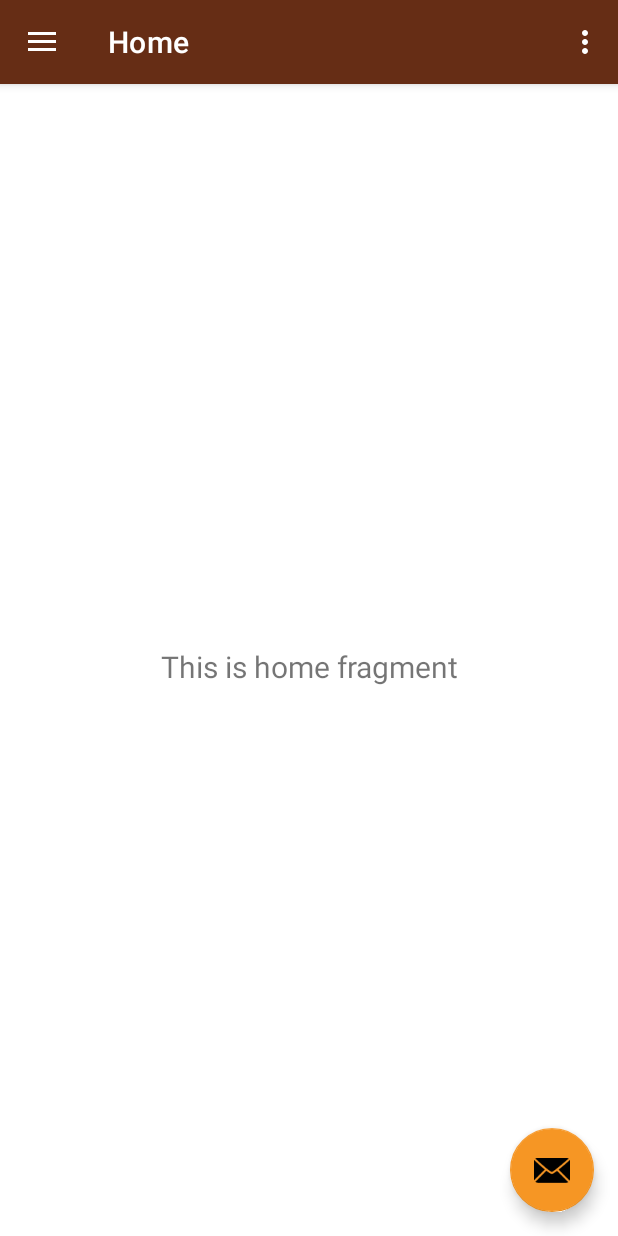
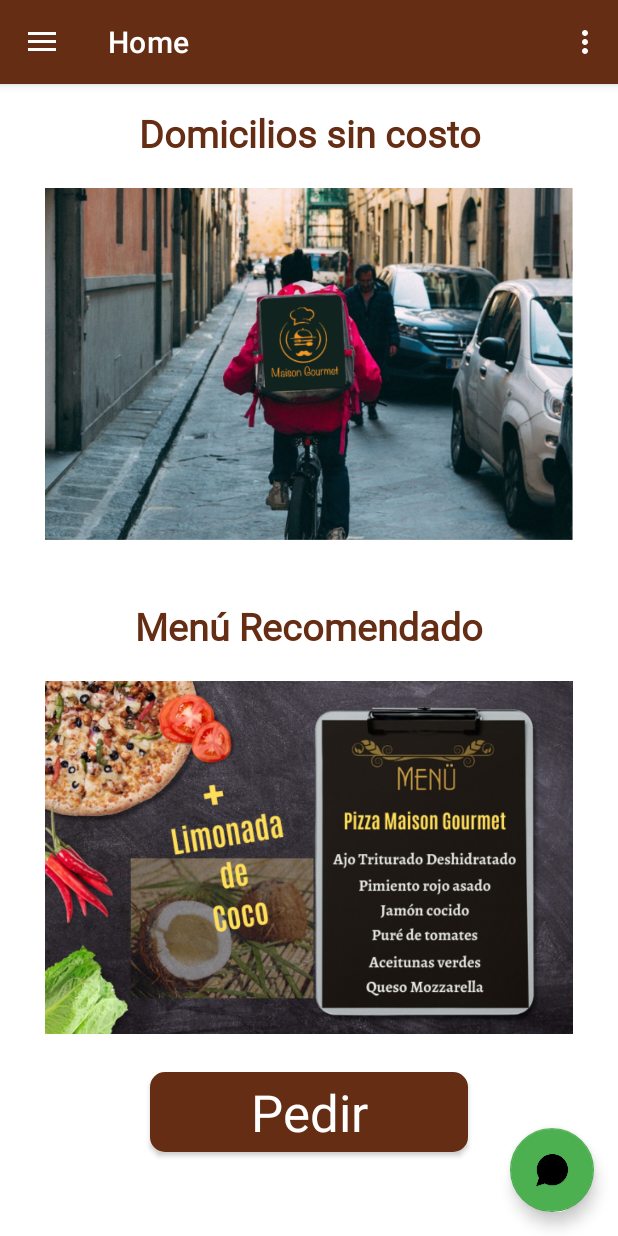
Before and after one commit to joswald123/RestaurantApp2, an Android app: the screen it shows after launch (MainActivity), on a phone screen of 412 x 824 dp. Run offline under Robolectric (Android 15) with nearby library versions, the phone set to English and light mode, and no system bars; our stand-ins replace navigation-ui.

Commit message:
Se diseña el menú Home

```diff
--- a/app/src/main/java/usa/sesion1/reto2/MainActivity.java
+++ b/app/src/main/java/usa/sesion1/reto2/MainActivity.java
@@ -4,6 +4,7 @@
 import android.view.View;
 import android.view.Menu;
 
+import com.google.android.material.floatingactionbutton.FloatingActionButton;
 import com.google.android.material.snackbar.Snackbar;
 import com.google.android.material.navigation.NavigationView;
 
@@ -20,6 +21,7 @@
 
     private AppBarConfiguration mAppBarConfiguration;
     private ActivityMainBinding binding;
+    //private FloatingActionButton fabWhatsapp;
 
     @Override
     protected void onCreate(Bundle savedInstanceState) {
@@ -31,10 +33,10 @@
 
         setSupportActionBar(binding.appBarMain.toolbar);
 
-        binding.appBarMain.fab.setOnClickListener(new View.OnClickListener() {
+        binding.appBarMain.fabWhatsapp.setOnClickListener(new View.OnClickListener() {
             @Override
             public void onClick(View view) {
-                Snackbar.make(view, "Contactanos", Snackbar.LENGTH_LONG)
+                Snackbar.make(view, "Pronto tomaremos tus pedidos por WhatsApp", Snackbar.LENGTH_LONG)
                         .setAction("Action", null).show();
             }
         });
--- a/app/src/main/java/usa/sesion1/reto2/ui/home/HomeFragment.java
+++ b/app/src/main/java/usa/sesion1/reto2/ui/home/HomeFragment.java
@@ -4,7 +4,9 @@
 import android.view.LayoutInflater;
 import android.view.View;
 import android.view.ViewGroup;
+import android.widget.Button;
 import android.widget.TextView;
+import android.widget.Toast;
 
 import androidx.annotation.NonNull;
 import androidx.annotation.Nullable;
@@ -19,6 +21,7 @@
 
     private HomeViewModel homeViewModel;
     private FragmentHomeBinding binding;
+    private Button btnPedirRecomendado;
 
     public View onCreateView(@NonNull LayoutInflater inflater,
                              ViewGroup container, Bundle savedInstanceState) {
@@ -28,13 +31,23 @@
         binding = FragmentHomeBinding.inflate(inflater, container, false);
         View root = binding.getRoot();
 
-        final TextView textView = binding.textHome;
-        homeViewModel.getText().observe(getViewLifecycleOwner(), new Observer<String>() {
+   //     final TextView textView = binding.textHome;
+   //     homeViewModel.getText().observe(getViewLifecycleOwner(), new Observer<String>() {
+   //         @Override
+   //         public void onChanged(@Nullable String s) {
+   //             textView.setText(s);
+   //         }
+   //     });
+
+        btnPedirRecomendado = (Button) binding.btnPedirRecomendado;
+
+        btnPedirRecomendado.setOnClickListener(new View.OnClickListener() {
             @Override
-            public void onChanged(@Nullable String s) {
-                textView.setText(s);
+            public void onClick(View v) {
+                Toast.makeText(getContext(), "Pronto podrás hacer tu pedido", Toast.LENGTH_SHORT).show();
             }
         });
+
         return root;
     }
 
@@ -43,4 +56,6 @@
         super.onDestroyView();
         binding = null;
     }
+
+
 }
--- a/app/src/main/res/layout/app_bar_main.xml
+++ b/app/src/main/res/layout/app_bar_main.xml
@@ -23,12 +23,15 @@
     <include layout="@layout/content_main" />
 
     <com.google.android.material.floatingactionbutton.FloatingActionButton
-        android:id="@+id/fab"
+        android:id="@+id/fabWhatsapp"
         android:layout_width="wrap_content"
         android:layout_height="wrap_content"
         android:layout_gravity="bottom|end"
         android:layout_marginEnd="@dimen/fab_margin"
         android:layout_marginBottom="16dp"
-        app:srcCompat="@android:drawable/ic_dialog_email" />
+        android:backgroundTint="#4CAF50"
+        app:backgroundTint="#4CAF50"
+        app:rippleColor="#FAFAFA"
+        app:srcCompat="@drawable/whatsapp" />
 
 </androidx.coordinatorlayout.widget.CoordinatorLayout>
--- a/app/src/main/res/layout/fragment_home.xml
+++ b/app/src/main/res/layout/fragment_home.xml
@@ -1,22 +1,98 @@
 <?xml version="1.0" encoding="utf-8"?>
-<androidx.constraintlayout.widget.ConstraintLayout xmlns:android="http://schemas.android.com/apk/res/android"
+<LinearLayout xmlns:android="http://schemas.android.com/apk/res/android"
     xmlns:app="http://schemas.android.com/apk/res-auto"
     xmlns:tools="http://schemas.android.com/tools"
     android:layout_width="match_parent"
     android:layout_height="match_parent"
+    android:orientation="vertical"
     tools:context=".ui.home.HomeFragment">
 
-    <TextView
-        android:id="@+id/text_home"
+
+    <ScrollView
         android:layout_width="match_parent"
-        android:layout_height="wrap_content"
-        android:layout_marginStart="8dp"
-        android:layout_marginTop="8dp"
-        android:layout_marginEnd="8dp"
-        android:textAlignment="center"
-        android:textSize="20sp"
-        app:layout_constraintBottom_toBottomOf="parent"
-        app:layout_constraintEnd_toEndOf="parent"
-        app:layout_constraintStart_toStartOf="parent"
-        app:layout_constraintTop_toTopOf="parent" />
-</androidx.constraintlayout.widget.ConstraintLayout>
+        android:layout_height="match_parent">
+
+        <LinearLayout
+            android:layout_width="match_parent"
+            android:layout_height="wrap_content"
+            android:orientation="vertical" >
+
+            <LinearLayout
+                android:layout_width="wrap_content"
+                android:layout_height="wrap_content"
+                android:orientation="vertical">
+
+                <TextView
+                    android:id="@+id/tvwDomicilios"
+                    android:layout_width="match_parent"
+                    android:layout_height="wrap_content"
+                    android:fontFamily="@font/robotoregular"
+                    android:paddingTop="15dp"
+                    android:text="Domicilios sin costo"
+                    android:textAlignment="center"
+                    android:textAppearance="@style/TextAppearance.AppCompat.Large"
+                    android:textColor="#662D15"
+                    android:textSize="25sp"
+                    android:textStyle="bold" />
+
+                <ImageView
+                    android:id="@+id/imgDomicilios"
+                    android:layout_width="wrap_content"
+                    android:layout_height="wrap_content"
+                    android:layout_marginTop="-70dp"
+                    android:paddingLeft="30dp"
+                    android:paddingRight="30dp"
+                    android:src="@drawable/domicilio" />
+
+
+            </LinearLayout>
+
+            <LinearLayout
+                android:layout_width="match_parent"
+                android:layout_height="wrap_content"
+                android:layout_marginTop="-50dp"
+                android:orientation="vertical">
+
+                <TextView
+                    android:id="@+id/tvwMenuRecomendado"
+                    android:layout_width="match_parent"
+                    android:layout_height="wrap_content"
+                    android:fontFamily="@font/robotoregular"
+                    android:text="Menú Recomendado"
+                    android:textAlignment="center"
+                    android:textAppearance="@style/TextAppearance.AppCompat.Large"
+                    android:textColor="#662D15"
+                    android:textSize="25sp"
+                    android:textStyle="bold" />
+
+                <ImageView
+                    android:id="@+id/imgMenuRecomendado"
+                    android:layout_width="wrap_content"
+                    android:layout_height="wrap_content"
+                    android:layout_marginTop="-70dp"
+                    android:layout_marginBottom="-70dp"
+                    android:paddingLeft="30dp"
+                    android:paddingRight="30dp"
+                    android:src="@drawable/menuespecial" />
+
+                <Button
+                    android:id="@+id/btnPedirRecomendado"
+                    android:layout_width="match_parent"
+                    android:layout_height="wrap_content"
+                    android:layout_marginLeft="100dp"
+                    android:layout_marginRight="100dp"
+                    android:text="Pedir"
+                    android:textAlignment="center"
+                    android:textAppearance="@style/TextAppearance.AppCompat.Display1"
+                    app:cornerRadius="10dp" />
+
+            </LinearLayout>
+        </LinearLayout>
+
+
+
+
+
+    </ScrollView>
+
+</LinearLayout>
```
Also changed, not shown: app/src/main/res/drawable/domicilio.png (added), app/src/main/res/drawable/menuespecial.png (added), app/src/main/res/drawable/whatsapp.png (added).
